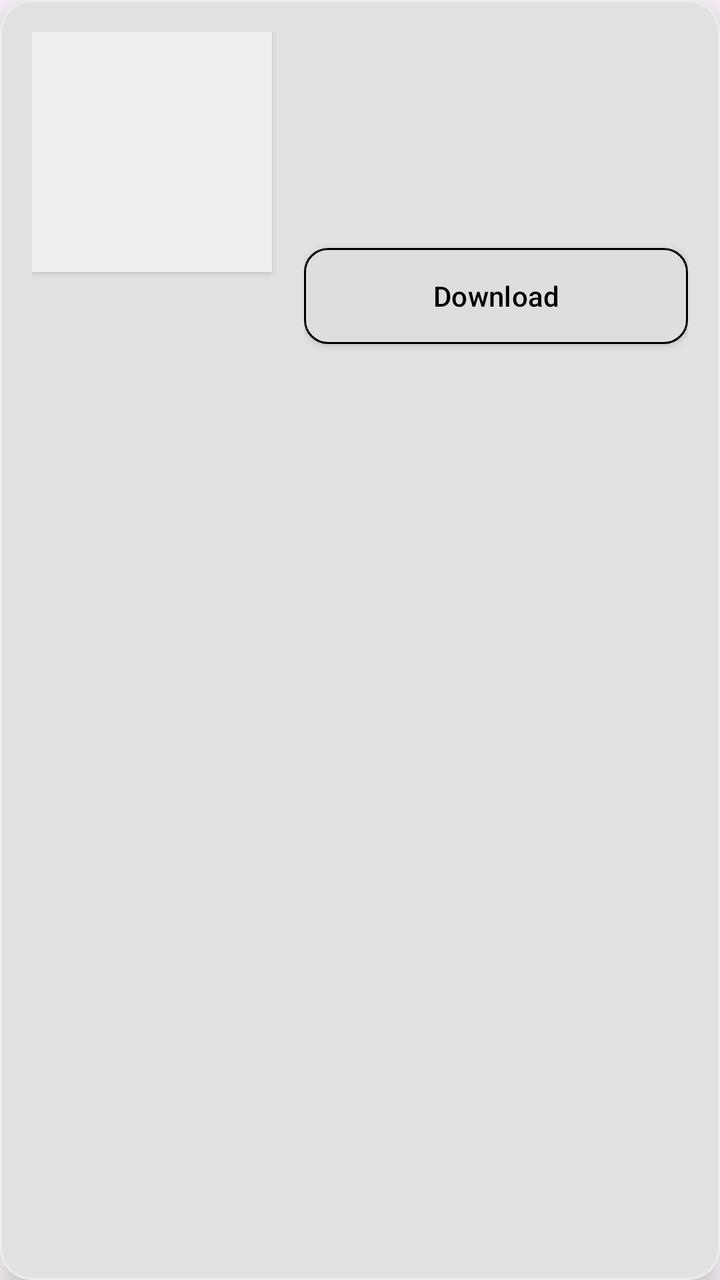
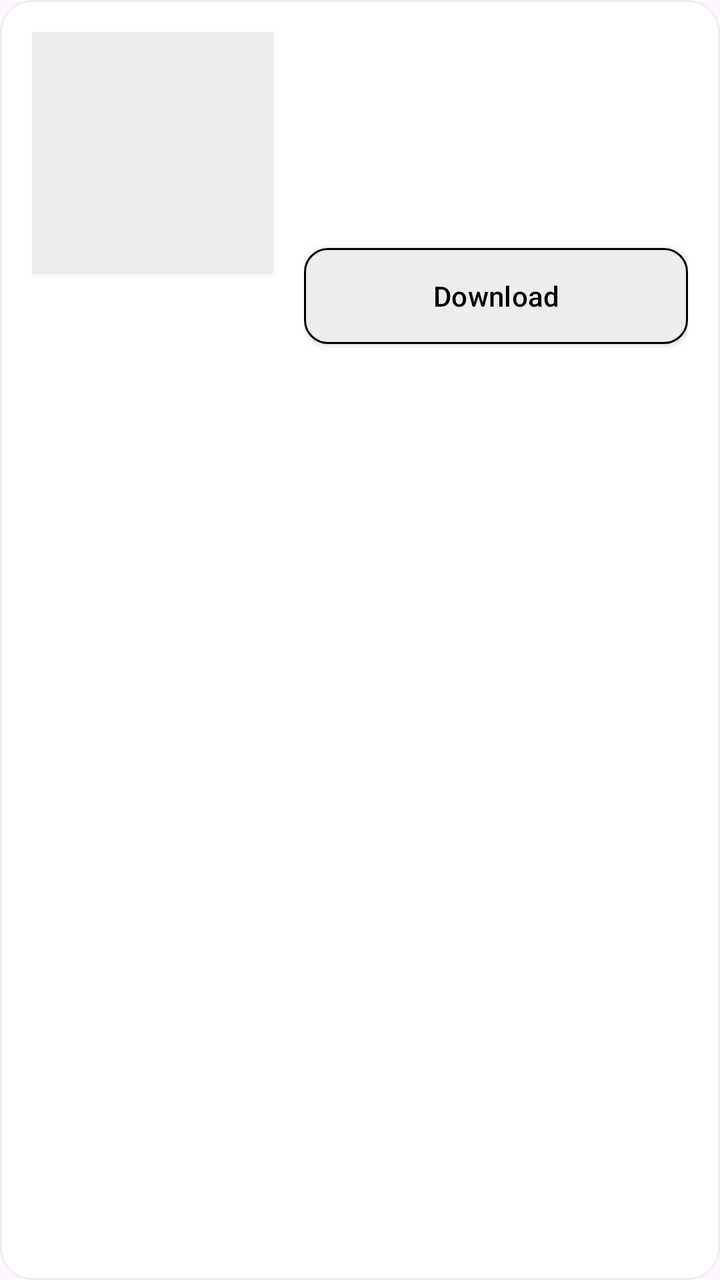

Before-and-after screenshots of an Android layout around one commit, followed by the original layout XML and the change that was made.
<!-- AndroidManifest.xml: application theme Theme.Notes -->
<!-- res/layout/item_note.xml -->
<?xml version="1.0" encoding="utf-8"?>
<com.google.android.material.card.MaterialCardView xmlns:android="http://schemas.android.com/apk/res/android"
    xmlns:app="http://schemas.android.com/apk/res-auto"
    android:layout_width="match_parent"
    android:layout_height="wrap_content"
    android:layout_margin="12dp"
    android:clickable="true"
    android:focusable="true"
    android:foreground="?attr/selectableItemBackground"
    style="@style/Widget.Notes.Card"
    app:strokeWidth="1dp"
    app:strokeColor="@color/gray_200">

    <LinearLayout
        android:layout_width="match_parent"
        android:layout_height="wrap_content"
        android:orientation="horizontal"
        android:padding="16dp">

        <ImageView
            android:id="@+id/ivThumbnail"
            android:layout_width="120dp"
            android:layout_height="120dp"
            android:scaleType="centerCrop"
            android:background="@color/gray_200"
            android:contentDescription="Note thumbnail"
            android:elevation="2dp"
            app:layout_constraintStart_toStartOf="parent"
            app:layout_constraintTop_toTopOf="parent" />

        <LinearLayout
            android:layout_width="0dp"
            android:layout_height="wrap_content"
            android:layout_weight="1"
            android:orientation="vertical"
            android:paddingStart="16dp"
            android:paddingEnd="0dp">

            <TextView
                android:id="@+id/tvTitle"
                android:layout_width="match_parent"
                android:layout_height="wrap_content"
                android:textSize="18sp"
                android:textStyle="bold"
                android:textColor="@color/text_primary"
                android:maxLines="2"
                android:ellipsize="end" />

            <TextView
                android:id="@+id/tvSubject"
                android:layout_width="match_parent"
                android:layout_height="wrap_content"
                android:textSize="14sp"
                android:textColor="@color/text_secondary"
                android:layout_marginTop="4dp" />

            <TextView
                android:id="@+id/tvDetails"
                android:layout_width="match_parent"
                android:layout_height="wrap_content"
                android:textSize="12sp"
                android:textColor="@color/text_secondary"
                android:layout_marginTop="4dp" />

            <LinearLayout
                android:layout_width="match_parent"
                android:layout_height="wrap_content"
                android:orientation="horizontal"
                android:layout_marginTop="8dp">

                <TextView
                    android:id="@+id/tvDate"
                    android:layout_width="0dp"
                    android:layout_height="wrap_content"
                    android:layout_weight="1"
                    android:textSize="12sp"
                    android:textColor="@color/text_secondary" />

                <TextView
                    android:id="@+id/tvSize"
                    android:layout_width="wrap_content"
                    android:layout_height="wrap_content"
                    android:textSize="12sp"
                    android:textColor="@color/text_secondary" />

            </LinearLayout>

            <com.google.android.material.button.MaterialButton
                android:id="@+id/btnDownload"
                android:layout_width="match_parent"
                android:layout_height="wrap_content"
                android:layout_marginTop="12dp"
                android:text="Download"
                style="@style/Widget.Notes.Button.Secondary" />

        </LinearLayout>

    </LinearLayout>

</com.google.android.material.card.MaterialCardView>
<!-- resources referenced by this layout -->
<resources>
  <color name="gray_200">#EEEEEE</color>
  <color name="text_primary">#000000</color>
  <color name="text_secondary">#616161</color>
  <style name="Widget.Notes.Button.Secondary" parent="Widget.Material3.Button.OutlinedButton">
          <item name="strokeColor">@color/black</item>
          <item name="android:textColor">@color/black</item>
          <item name="backgroundTint">@color/white</item>
          <item name="cornerRadius">12dp</item>
          <item name="android:minHeight">56dp</item>
          <item name="android:paddingStart">24dp</item>
          <item name="android:paddingEnd">24dp</item>
          <item name="android:elevation">2dp</item>
          <item name="android:stateListAnimator">@animator/button_elevation</item>
          <item name="rippleColor">@color/ripple_light</item>
          <item name="android:textAllCaps">false</item>
      </style>
  <style name="Widget.Notes.Card" parent="Widget.Material3.CardView.Elevated">
          <item name="cardCornerRadius">16dp</item>
          <item name="cardElevation">8dp</item>
          <item name="cardBackgroundColor">@color/card_background</item>
          <item name="strokeWidth">1dp</item>
          <item name="strokeColor">@color/gray_200</item>
      </style>
  <style name="Theme.Notes" parent="Theme.Material3.Light.NoActionBar">
          <item name="colorPrimary">@color/primary_black</item>
          <item name="colorOnPrimary">@color/primary_white</item>
          <item name="colorPrimaryContainer">@color/gray_100</item>
          <item name="colorOnPrimaryContainer">@color/black</item>
          <item name="colorSecondary">@color/accent_gray</item>
          <item name="colorOnSecondary">@color/white</item>
          <item name="colorSurface">@color/background_light</item>
          <item name="colorOnSurface">@color/text_primary</item>
          <item name="colorOnSurfaceVariant">@color/text_secondary</item>
          <item name="android:statusBarColor">@color/black</item>
          <item name="android:navigationBarColor">@color/black</item>
          <item name="android:windowLightStatusBar">false</item>
      </style>
  <color name="black">#000000</color>
  <color name="white">#FFFFFF</color>
  <color name="ripple_light">#1F000000</color>
  <color name="card_background">#FFFFFF</color>
  <color name="primary_black">#000000</color>
  <color name="primary_white">#FFFFFF</color>
  <color name="gray_100">#F5F5F5</color>
  <color name="accent_gray">#424242</color>
  <color name="background_light">#FFFFFF</color>
</resources>

<!-- the commit's change to res/layout/item_note.xml (unified diff, before → after) -->
@@ -8,6 +8,7 @@
     android:focusable="true"
     android:foreground="?attr/selectableItemBackground"
     style="@style/Widget.Notes.Card"
+    app:cardElevation="0dp"
     app:strokeWidth="1dp"
     app:strokeColor="@color/gray_200">
 
<!-- resource entries referenced after the edit -->
@@ -18,10 +18,11 @@
       </style>
   <style name="Widget.Notes.Card" parent="Widget.Material3.CardView.Elevated">
           <item name="cardCornerRadius">16dp</item>
-          <item name="cardElevation">8dp</item>
+          <item name="cardElevation">0dp</item>
           <item name="cardBackgroundColor">@color/card_background</item>
           <item name="strokeWidth">1dp</item>
           <item name="strokeColor">@color/gray_200</item>
+          <item name="android:elevation">0dp</item>
       </style>
   <style name="Theme.Notes" parent="Theme.Material3.Light.NoActionBar">
           <item name="colorPrimary">@color/primary_black</item>
